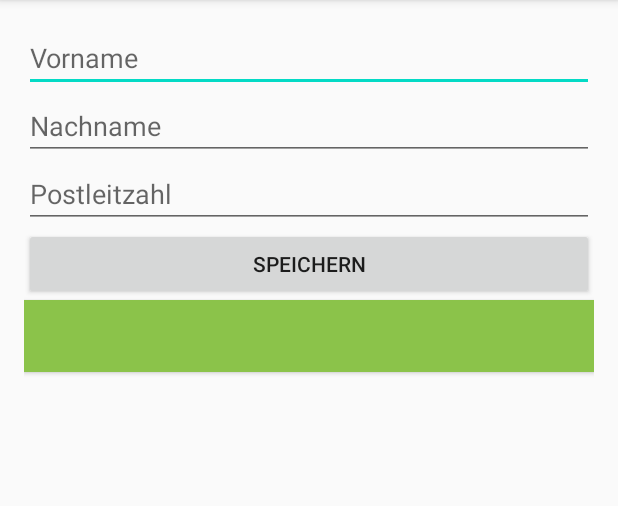
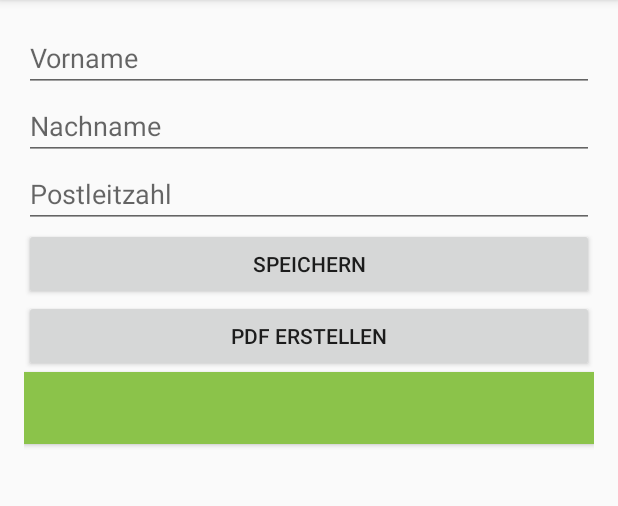
Before and after one commit to Berndhura/fehlhaber, an Android app: the screen it shows after launch (MainActivity), after a tap on "SPEICHERN", on a phone screen of 412 x 824 dp, the part 84-590 px from its top. Run offline under Robolectric (Android 15) with nearby library versions, the phone set to English and light mode, and no system bars; our stand-ins replace Firebase (no records; nobody signed in at launch, a user with empty details on screens opened directly).

Commit message:
create PDF

```diff
--- a/app/src/main/AndroidManifest.xml
+++ b/app/src/main/AndroidManifest.xml
@@ -1,6 +1,9 @@
 <?xml version="1.0" encoding="utf-8"?>
 <manifest xmlns:android="http://schemas.android.com/apk/res/android"
     package="com.example.fehlhaber">
+
+    <uses-permission android:name="android.permission.READ_EXTERNAL_STORAGE"/>
+    <uses-permission android:name="android.permission.WRITE_EXTERNAL_STORAGE"/>
 
     <application
         android:allowBackup="true"
--- a/app/src/main/java/com/example/fehlhaber/MainActivity.java
+++ b/app/src/main/java/com/example/fehlhaber/MainActivity.java
@@ -2,20 +2,26 @@ package com.example.fehlhaber;
 
 import androidx.annotation.NonNull;
 import androidx.appcompat.app.AppCompatActivity;
+import androidx.core.app.ActivityCompat;
 
+import android.Manifest;
+import android.content.pm.PackageManager;
+import android.graphics.Paint;
 import android.graphics.pdf.PdfDocument;
 import android.os.Bundle;
+import android.os.Environment;
 import android.util.Log;
 import android.view.View;
 import android.widget.Button;
 import android.widget.EditText;
-import android.widget.ImageButton;
+import android.widget.Toast;
 
 import com.google.android.gms.tasks.OnFailureListener;
 import com.google.android.gms.tasks.OnSuccessListener;
-import com.google.firebase.firestore.DocumentReference;
 import com.google.firebase.firestore.FirebaseFirestore;
 
+import java.io.File;
+import java.io.FileOutputStream;
 import java.util.HashMap;
 import java.util.Map;
 
@@ -23,35 +29,40 @@ public class MainActivity extends AppCompatActivity implements View.OnClickListe
 
     private FirebaseFirestore db = FirebaseFirestore.getInstance();
 
-    private PdfDocument pdfDoc = new PdfDocument();
-    //https://www.youtube.com/watch?v=RjpFwkfRM3U
-
     private Button okButton;
+    private EditText lastNameView;
+    private EditText nameView;
+    private EditText plzView;
 
     @Override
     protected void onCreate(Bundle savedInstanceState) {
         super.onCreate(savedInstanceState);
         setContentView(R.layout.activity_main);
 
+        lastNameView = findViewById(R.id.lastName);
+        nameView = findViewById(R.id.firstName);
+        plzView = findViewById(R.id.plz);
+
         Button sendData = findViewById(R.id.saveData);
         sendData.setOnClickListener(this);
+
+        Button generatePdf = findViewById(R.id.generatePdf);
+        generatePdf.setOnClickListener(this);
 
         okButton = findViewById(R.id.okButton);
         okButton.setVisibility(View.GONE);
 
+        ActivityCompat.requestPermissions(MainActivity.this,
+                new String[]{Manifest.permission.READ_EXTERNAL_STORAGE, Manifest.permission.WRITE_EXTERNAL_STORAGE},
+                PackageManager.PERMISSION_GRANTED);
     }
 
     @Override
     public void onClick(View v) {
-
-        EditText lastNameView = findViewById(R.id.lastName);
+        switch (v.getId()) {
+            case R.id.saveData: {
                 String lastName = lastNameView.getText().toString();
-
-        EditText nameView = findViewById(R.id.firstName);
                 String name = nameView.getText().toString();
-        Log.d("maul", "Name: " + name);
-
-        EditText plzView = findViewById(R.id.plz);
                 String plz = plzView.getText().toString();
 
                 // Create a new user
@@ -66,15 +77,62 @@ public class MainActivity extends AppCompatActivity implements View.OnClickListe
                         .addOnSuccessListener(new OnSuccessListener<Void>() {
                             @Override
                             public void onSuccess(Void aVoid) {
-                        Log.d("maul", "DocumentSnapshot successfully written!");
-                        okButton.setVisibility(View.VISIBLE);
+                                Log.d("conan", "DocumentSnapshot successfully written!");
+                                deactivateForm();
+                                Toast.makeText(getApplicationContext(), "Dokument erfolgreich übermittelt!",
+                                        Toast.LENGTH_LONG).show();
                             }
                         })
                         .addOnFailureListener(new OnFailureListener() {
                             @Override
                             public void onFailure(@NonNull Exception e) {
-                        Log.w("maul", "Error writing document", e);
+                                Log.w("conan", "Error writing document", e);
                             }
                         });
+                break;
+            }
+            case R.id.generatePdf: {
+                createMyPDF(v);
             }
         }
+    }
+
+    private void createMyPDF(View view){
+        //https://www.youtube.com/watch?v=RjpFwkfRM3U
+        PdfDocument myPdfDocument = new PdfDocument();
+        PdfDocument.PageInfo myPageInfo = new PdfDocument.PageInfo.Builder(300,600,1).create();
+        PdfDocument.Page myPage = myPdfDocument.startPage(myPageInfo);
+
+        Paint myPaint = new Paint();
+        String myString = " Paul Hogen";
+        int x = 10, y=25;
+
+        myPage.getCanvas().drawText(myString, x, y, myPaint);
+        myPage.getCanvas().drawLine(10, 30, 100, 30, myPaint);
+        myPdfDocument.finishPage(myPage);
+
+        String myFilePath = Environment.getExternalStorageDirectory().getPath() + "/myPDFFile.pdf";
+        File myFile = new File(myFilePath);
+        try {
+            myPdfDocument.writeTo(new FileOutputStream(myFile));
+            Toast.makeText(getApplicationContext(), "PDF erfolgreich erstellt!",
+                    Toast.LENGTH_LONG).show();
+        }
+        catch (Exception e){
+            e.printStackTrace();
+        }
+
+        myPdfDocument.close();
+    }
+
+
+    private void deactivateForm() {
+        okButton.setVisibility(View.VISIBLE);
+        lastNameView.setFocusable(false);
+        lastNameView.setTextColor(1);
+        nameView.setFocusable(false);
+        nameView.setTextColor(66);
+        plzView.setFocusable(false);
+        plzView.setTextColor(0);
+    }
+}
--- a/app/src/main/res/layout/activity_main.xml
+++ b/app/src/main/res/layout/activity_main.xml
@@ -42,6 +42,12 @@
         android:text="Speichern" />
 
     <Button
+        android:id="@+id/generatePdf"
+        android:layout_width="match_parent"
+        android:layout_height="wrap_content"
+        android:text="PDF erstellen" />
+
+    <Button
         android:id="@+id/okButton"
         android:layout_width="match_parent"
         android:layout_height="wrap_content"
```
Lines whose indentation alone changed are shown as unchanged.
